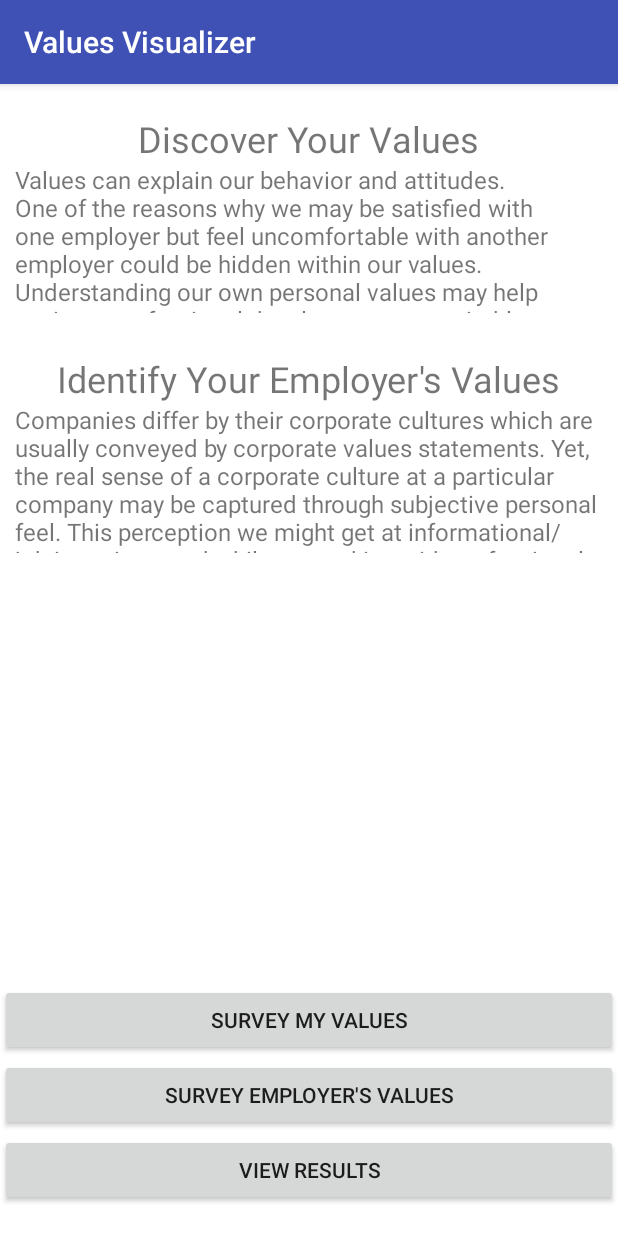
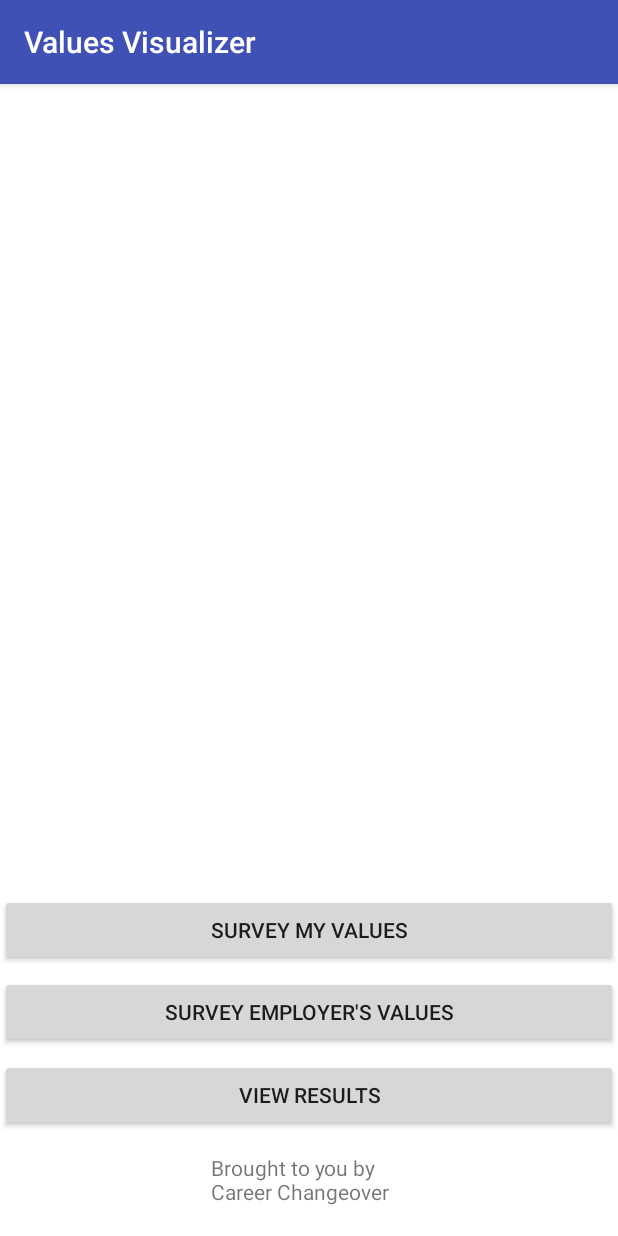
Before and after one commit to seanacheng/CareerChangeover, an Android app: the screen it shows after launch (MainActivity), on a phone screen of 412 x 824 dp. Run offline under Robolectric (Android 15) with nearby library versions, the phone set to English and light mode, and no system bars.

Commit message:
refactored strings, dimens and variables

```diff
--- a/app/src/main/res/layout/activity_main.xml
+++ b/app/src/main/res/layout/activity_main.xml
@@ -7,32 +7,11 @@
     android:background="@color/white"
     tools:context=".MainActivity">
 
-    <TextView
-        android:id="@+id/introTextView1"
-        android:layout_width="wrap_content"
-        android:layout_height="wrap_content"
-        android:layout_alignParentTop="true"
-        android:layout_centerHorizontal="true"
-        android:layout_marginTop="@dimen/discover_your_values_margin_top"
-        android:text="@string/discover_your_values"
-        android:textSize="@dimen/intro_text_size" />
-
-    <TextView
-        android:id="@+id/introTextView2"
-        android:layout_width="wrap_content"
-        android:layout_height="wrap_content"
-        android:layout_alignParentTop="true"
-        android:layout_centerHorizontal="true"
-        android:layout_marginTop="@dimen/identify_employers_values_margin_top"
-        android:text="@string/identify_employers_values"
-        android:textSize="@dimen/intro_text_size" />
-
     <Button
         android:id="@+id/takeSelfSurveyButton"
         android:layout_width="match_parent"
         android:layout_height="wrap_content"
         android:layout_alignParentBottom="true"
-        android:layout_centerHorizontal="true"
         android:layout_marginBottom="@dimen/self_survey_button"
         android:text="@string/take_self_eval" />
 
@@ -41,7 +20,6 @@
         android:layout_width="match_parent"
         android:layout_height="wrap_content"
         android:layout_alignParentBottom="true"
-        android:layout_centerHorizontal="true"
         android:layout_marginBottom="@dimen/employer_survey_button"
         android:text="@string/take_employer_eval" />
 
@@ -50,63 +28,16 @@
         android:layout_width="match_parent"
         android:layout_height="wrap_content"
         android:layout_alignParentBottom="true"
-        android:layout_centerHorizontal="true"
         android:layout_marginBottom="@dimen/results_button"
         android:text="@string/view_results" />
 
-    <ScrollView
-        android:layout_width="match_parent"
-        android:layout_height="100dp"
-        android:layout_below="@id/introTextView1"
+    <TextView
+        android:id="@+id/textView"
+        android:layout_width="130dp"
+        android:layout_height="wrap_content"
+        android:layout_alignParentBottom="true"
         android:layout_centerHorizontal="true"
-        android:layout_marginBottom="@dimen/radio_horizontal_margin"
-        android:scrollbarStyle="insideOverlay">
-
-        <LinearLayout
-            android:layout_width="match_parent"
-            android:layout_height="wrap_content"
-            android:layout_marginEnd="@dimen/radio_horizontal_margin"
-            android:layout_marginLeft="@dimen/radio_horizontal_margin"
-            android:layout_marginRight="@dimen/radio_horizontal_margin"
-            android:layout_marginStart="@dimen/radio_horizontal_margin"
-            android:orientation="vertical">
-
-            <TextView
-                android:id="@+id/discoverYourValuesTextView"
-                android:layout_width="match_parent"
-                android:layout_height="wrap_content"
-                android:text="@string/discover_your_values_text"
-                android:textSize="@dimen/text_size" />
-
-        </LinearLayout>
-
-    </ScrollView>
-
-    <ScrollView
-        android:layout_width="match_parent"
-        android:layout_height="100dp"
-        android:layout_below="@id/introTextView2"
-        android:layout_centerHorizontal="true"
-        android:layout_marginBottom="@dimen/radio_horizontal_margin"
-        android:scrollbarStyle="insideOverlay">
-
-        <LinearLayout
-            android:layout_width="match_parent"
-            android:layout_height="wrap_content"
-            android:layout_marginEnd="@dimen/radio_horizontal_margin"
-            android:layout_marginLeft="@dimen/radio_horizontal_margin"
-            android:layout_marginRight="@dimen/radio_horizontal_margin"
-            android:layout_marginStart="@dimen/radio_horizontal_margin"
-            android:orientation="vertical">
-
-            <TextView
-                android:id="@+id/identifyYourEmployersValuesTextView"
-                android:layout_width="match_parent"
-                android:layout_height="wrap_content"
-                android:text="@string/identify_employers_values_text"
-                android:textSize="@dimen/text_size" />
-
-        </LinearLayout>
-    </ScrollView>
+        android:layout_marginBottom="20dp"
+        android:text="@string/logo" />
 
 </RelativeLayout>
--- a/app/src/main/res/values/dimens.xml
+++ b/app/src/main/res/values/dimens.xml
@@ -3,9 +3,9 @@
     <dimen name="discover_your_values_margin_top">20dp</dimen>
     <dimen name="identify_employers_values_margin_top">180dp</dimen>
     <dimen name="intro_text_size">24sp</dimen>
-    <dimen name="self_survey_button">120dp</dimen>
-    <dimen name="employer_survey_button">70dp</dimen>
-    <dimen name="results_button">20dp</dimen>
+    <dimen name="self_survey_button">180dp</dimen>
+    <dimen name="employer_survey_button">125dp</dimen>
+    <dimen name="results_button">70dp</dimen>
 
     <dimen name="survey_statement_top_margin">30dp</dimen>
     <dimen name="list_view_top_margin">75dp</dimen>
--- a/app/src/main/res/values/strings.xml
+++ b/app/src/main/res/values/strings.xml
@@ -7,6 +7,7 @@
     <string name="take_self_eval">Survey My Values</string>
     <string name="take_employer_eval">Survey Employer\'s Values</string>
     <string name="view_results">View Results</string>
+    <string name="logo">Brought to you by Career Changeover</string>
 
 
     <string name="personal_survey_statement">As a guiding principle in my life, this value is... </string>
```
Also changed, not shown: app/src/main/java/seanacheng/com/schwartzsurvey/ResultsActivity.java (+33 -18 lines).
